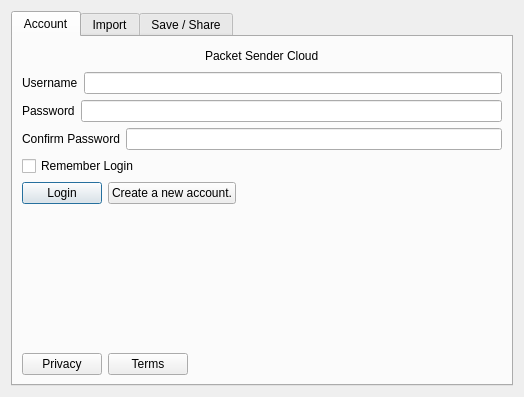
Qt form src/cloudui.ui (dannagle/PacketSender) before a commit.
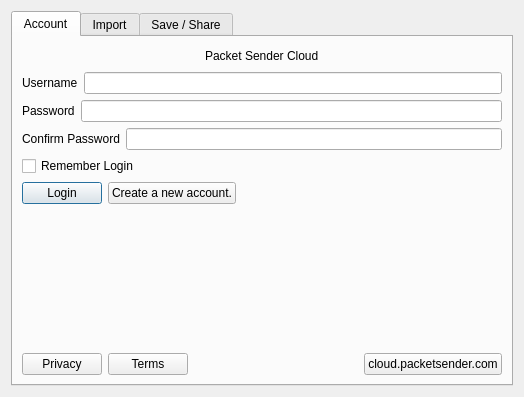
The same form after that commit. The open tabs and pages were chosen to show the change. Icons and pictures are not drawn.

Patch:
```diff
--- a/src/cloudui.ui
+++ b/src/cloudui.ui
@@ -208,6 +208,13 @@
            </property>
           </spacer>
          </item>
+         <item>
+          <widget class="QPushButton" name="cloudLinkButton">
+           <property name="text">
+            <string>cloud.packetsender.com</string>
+           </property>
+          </widget>
+         </item>
         </layout>
        </item>
       </layout>
```
Left out of the diff: 2 changed lines with no effect on the pictures.
